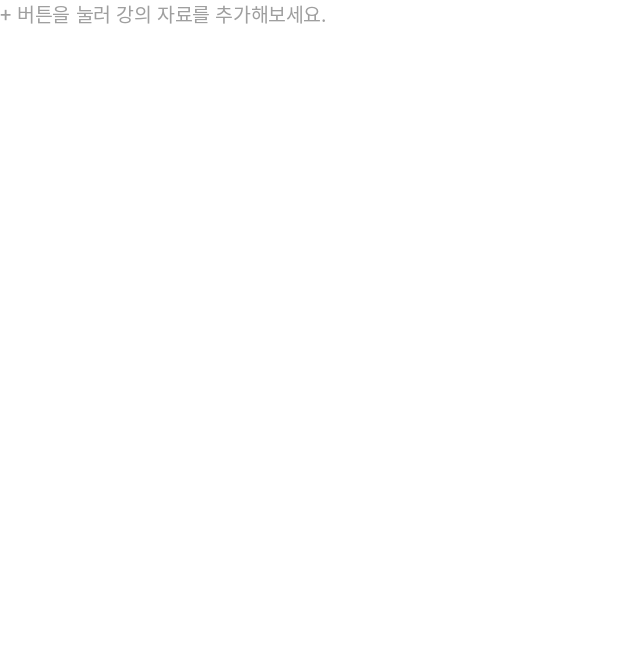
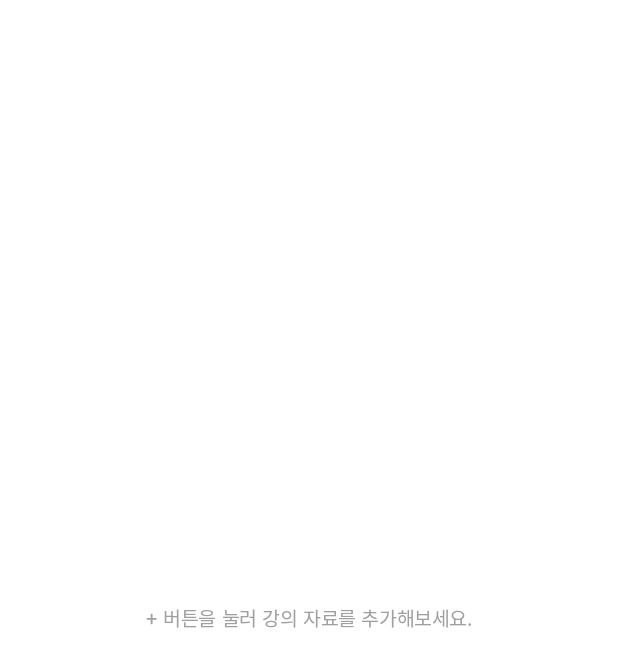
Before and after one commit to JNU-econovation/forever, an Android app built with Jetpack Compose: the @Preview function FileListPreview, on a phone screen of 412 x 824 dp. Shown: the top 667 px of the screen. Run offline under Robolectric (Android 15) with nearby library versions, the light colour scheme and no system bars; Roboto replaces fonts that are not available here.

Commit message:
update: 파일 리스트 컴포넌트 수정 - 배치 및 Spacer 조정

```diff
--- a/AOS/app/src/main/java/com/fourever/forever/presentation/home/FileList.kt
+++ b/AOS/app/src/main/java/com/fourever/forever/presentation/home/FileList.kt
@@ -1,6 +1,9 @@
 package com.fourever.forever.presentation.home
 
+import androidx.compose.foundation.layout.Arrangement
+import androidx.compose.foundation.layout.Column
 import androidx.compose.foundation.layout.Spacer
+import androidx.compose.foundation.layout.fillMaxSize
 import androidx.compose.foundation.layout.size
 import androidx.compose.foundation.lazy.LazyColumn
 import androidx.compose.foundation.lazy.LazyListState
@@ -12,6 +15,7 @@ import androidx.compose.runtime.LaunchedEffect
 import androidx.compose.runtime.derivedStateOf
 import androidx.compose.runtime.remember
 import androidx.compose.runtime.snapshotFlow
+import androidx.compose.ui.Alignment
 import androidx.compose.ui.Modifier
 import androidx.compose.ui.tooling.preview.Preview
 import androidx.compose.ui.unit.dp
@@ -19,6 +23,8 @@ import com.fourever.forever.data.model.response.GetFileListResponseDto
 import com.fourever.forever.presentation.component.File
 
 private const val SPACE_BETWEEN_FILES = 12
+private const val SPACE_BETWEEN_TITLE_AND_FILE_LIST = 100
+
 @Composable
 fun FileList(
     fileList: List<GetFileListResponseDto.Document> = listOf(),
@@ -28,6 +34,7 @@ fun FileList(
     val fileListState = rememberLazyListState()
 
     if (fileList.isNotEmpty()) {
+        Spacer(modifier = Modifier.size(SPACE_BETWEEN_TITLE_AND_FILE_LIST.dp))
         LazyColumn(state = fileListState) {
             items(fileList) { file ->
                 File(fileName = file.title, onFileClick = { onFileClick(file.documentId) })
@@ -35,7 +42,13 @@ fun FileList(
             }
         }
     } else {
-       FileNotExist()
+       Column(
+           modifier = Modifier.fillMaxSize(),
+           horizontalAlignment = Alignment.CenterHorizontally,
+           verticalArrangement = Arrangement.Center
+       ) {
+           FileNotExist()
+       }
     }
 
     fileListState.OnBottomReached(
```
